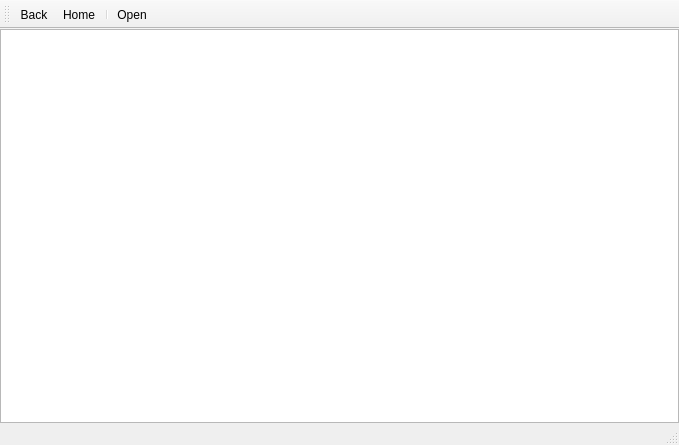
Old version of the form mainwindow.ui in the repository mbits-os/simple-profiler.
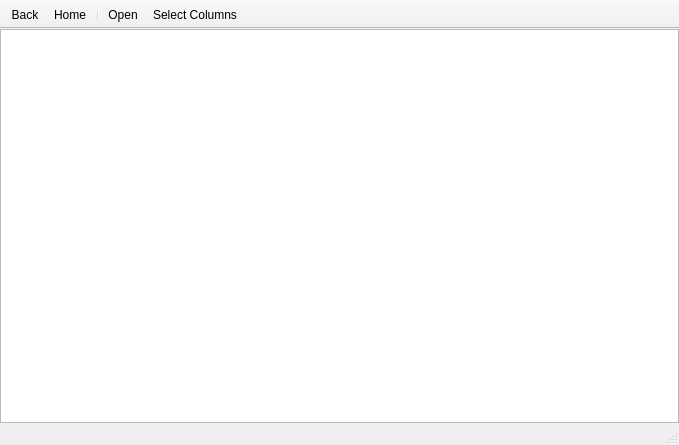
New version of the form. Icons and pictures are not drawn.

Commit message: Columns menu

What changed in the file:
```diff
--- a/mainwindow.ui
+++ b/mainwindow.ui
@@ -99,6 +99,12 @@
    </property>
   </widget>
   <widget class="QToolBar" name="mainToolBar">
+   <property name="windowTitle">
+    <string>Main Toolbar</string>
+   </property>
+   <property name="movable">
+    <bool>false</bool>
+   </property>
    <property name="iconSize">
     <size>
      <width>16</width>
@@ -115,6 +121,7 @@
    <addaction name="actionHome"/>
    <addaction name="separator"/>
    <addaction name="actionOpen"/>
+   <addaction name="actionColumns"/>
   </widget>
   <widget class="QStatusBar" name="statusBar"/>
   <action name="actionOpen">
@@ -171,6 +178,15 @@
     <string>Ctrl+Home</string>
    </property>
   </action>
+  <action name="actionColumns">
+   <property name="icon">
+    <iconset resource="ProfileViewer.qrc">
+     <normaloff>:/res/columns.png</normaloff>:/res/columns.png</iconset>
+   </property>
+   <property name="text">
+    <string>Select Columns</string>
+   </property>
+  </action>
  </widget>
  <layoutdefault spacing="6" margin="11"/>
  <resources>
```
Left out of the diff: 3 changed lines with no effect on the pictures. The commit also changes 6 other files.
